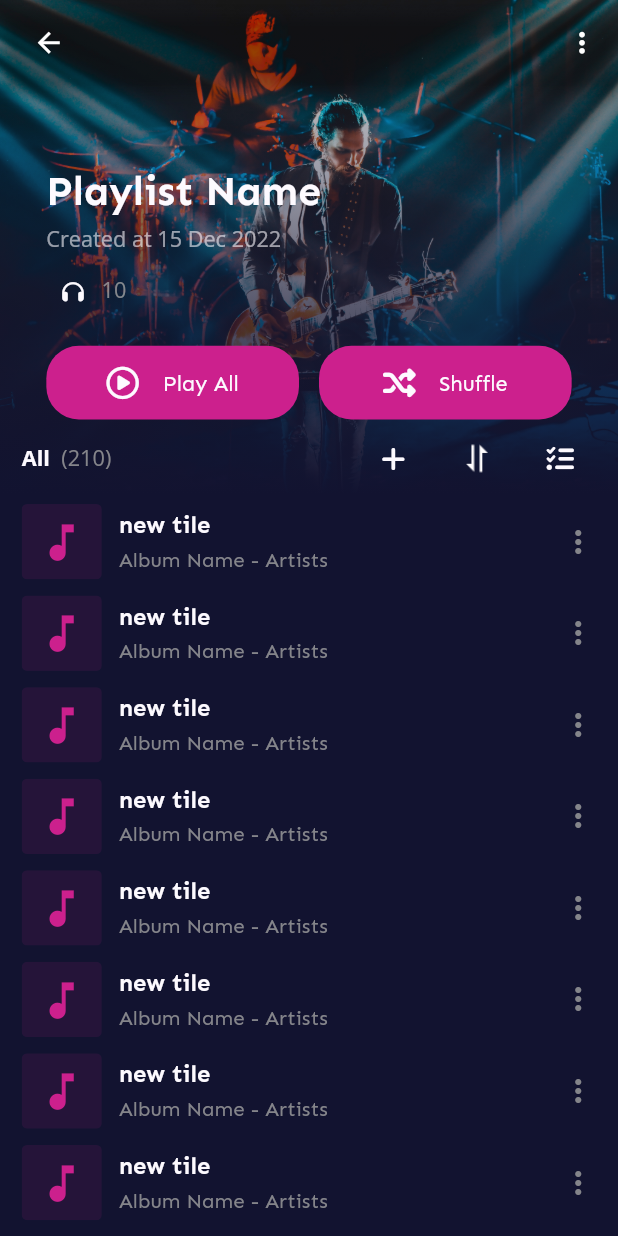
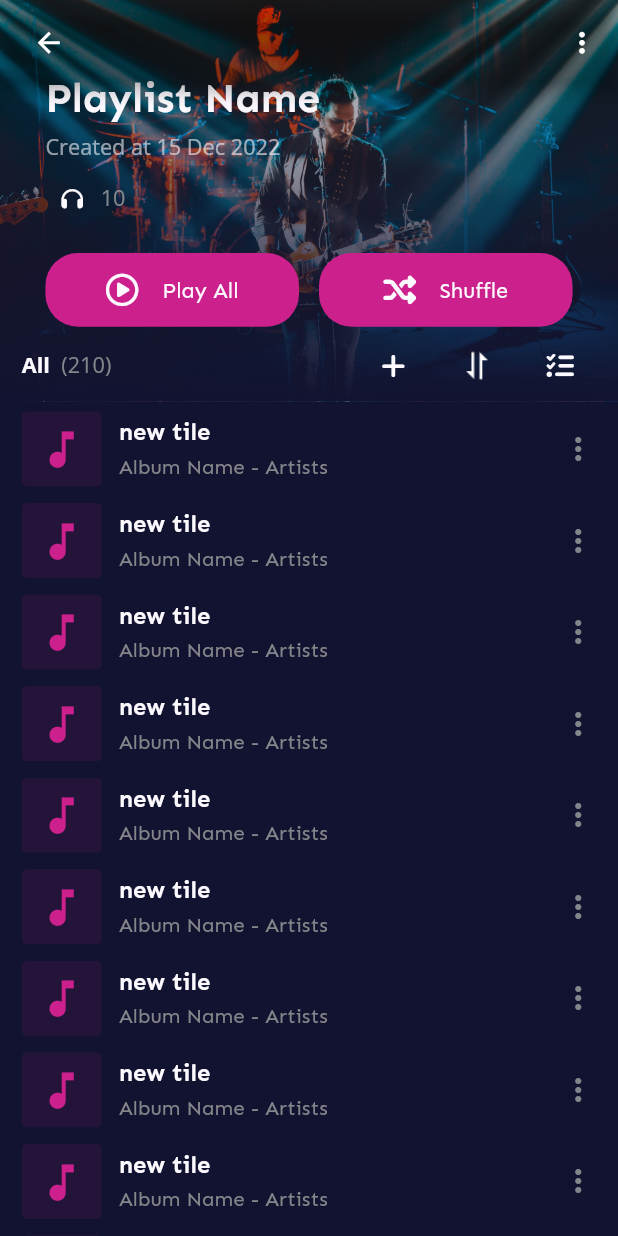
Before and after one commit to Sanaullh-Dev/bebop_music, a Flutter app: the PlaylistDetails screen opened directly, on a phone screen of 412 x 824 dp. Run offline on Flutter 3.47's test engine with Material 2 defaults, Android fonts, the phone set to English and light mode, and no system bars; our stand-ins replace flutter_screenutil, flutter_sticky_header, font_awesome_flutter.

```diff
--- a/lib/main.dart
+++ b/lib/main.dart
@@ -1,3 +1,4 @@
+import 'package:bebop_music/pages/playlist_details/album_details.dart/album_details.dart';
 import 'package:bebop_music/pages/playlist_details/playlist_details.dart';
 import 'package:flutter/material.dart';
 import 'package:flutter_screenutil/flutter_screenutil.dart';
@@ -22,7 +23,7 @@ class MyApp extends StatelessWidget {
         debugShowCheckedModeBanner: false,
         theme: ThemeData(fontFamily: 'Sen'),
         // home: const SafeArea(child: MainScreen()),
-        home: const SafeArea(child: PlaylistDetails()),
+        home: const SafeArea(child: AlbumDetails()),
       ),
     );
   }
--- a/lib/pages/playlist_details/widgets/playlist_title.dart
+++ b/lib/pages/playlist_details/my_playlist.dart/playlist_title.dart
@@ -15,12 +15,10 @@ class TitlePlaylist extends StatelessWidget {
     double _pixelsPosition = 30;
     double opacityVal = 1;
 
-    if (animateValue < 30 && animateValue > 10) {
-      _pixelsPosition = 20;
-    } else if (animateValue < 10) {
-      _pixelsPosition = _pixelsPosition + animateValue * 0.9;
+    if (animateValue < 90 && animateValue >= 0) {
+      _pixelsPosition = _pixelsPosition + animateValue * 0.3;
     } else {
-      _pixelsPosition = 30;
+      _pixelsPosition = _pixelsPosition + 27;
     }
 
     opacityVal = animateValue == 0
@@ -31,7 +29,7 @@ class TitlePlaylist extends StatelessWidget {
       duration: const Duration(milliseconds: 500),
       opacity: opacityVal,
       child: SizedBox(
-        height: size.width * 0.8,
+        height: size.width * 0.65,
         width: double.infinity,
         child: Stack(
           children: [
@@ -51,15 +49,14 @@ class TitlePlaylist extends StatelessWidget {
                   // color: Colors.black45
                 ),
                 width: double.infinity,
-                height: size.width * 0.8,
+                height: size.width * 0.65,
                 child: Image.asset("assets/images/album_default.jpg",
                     fit: BoxFit.cover),
               ),
             ),
             Align(
               alignment: Alignment.bottomLeft,
-              child: AnimatedContainer(
-                duration: const Duration(milliseconds: 300),
+              child: Container(
                 padding: EdgeInsets.symmetric(horizontal: _pixelsPosition),
                 child: Column(
                   crossAxisAlignment: CrossAxisAlignment.start,
@@ -72,8 +69,8 @@ class TitlePlaylist extends StatelessWidget {
                             heading3.copyWith(color: textColor.withAlpha(150))),
                     TextButton.icon(
                         onPressed: () {},
-                        icon:
-                            Icon(FontAwesomeIcons.headphones, color: textColor, size: 40.sp),
+                        icon: Icon(FontAwesomeIcons.headphones,
+                            color: textColor, size: 40.sp),
                         label: Text(" 10",
                             style: heading3.copyWith(color: textLightColor))),
                     verticalMainSpace(),
--- a/lib/pages/playlist_details/playlist_details.dart
+++ b/lib/pages/playlist_details/playlist_details.dart
@@ -1,4 +1,4 @@
-import 'package:bebop_music/pages/playlist_details/widgets/playlist_title.dart';
+import 'package:bebop_music/pages/playlist_details/my_playlist.dart/playlist_title.dart';
 import 'package:bebop_music/share_widgets/songTile.dart';
 import 'package:bebop_music/utils/app_colors.dart';
 import 'package:bebop_music/utils/app_themes.dart';
@@ -24,7 +24,6 @@ class _PlaylistDetailsState extends State<PlaylistDetails> {
     _scrollCont.addListener(() {
       if (_scrollCont.position.pixels <= 180 &&
           _scrollCont.position.pixels >= 0) {
-        // print(_scrollCont.position.pixels);
         setState(() {
           pixelsPosition = _scrollCont.position.pixels.roundToDouble();
           opacityVal =
@@ -37,7 +36,7 @@ class _PlaylistDetailsState extends State<PlaylistDetails> {
 
   @override
   Widget build(BuildContext context) {
-    print(opacityVal);
+    // print(opacityVal);
     final size = MediaQuery.of(context).size;
     return Scaffold(
       extendBodyBehindAppBar: true,
--- a/lib/utils/app_themes.dart
+++ b/lib/utils/app_themes.dart
@@ -13,7 +13,7 @@ TextStyle heading1Bold = heading1.copyWith(fontWeight: FontWeight.w700);
 TextStyle heading2 = TextStyle(
     color: textColor,
     fontWeight: FontWeight.w500,
-    fontSize: 48.sp,
+    fontSize: 55.sp,
     fontFamily: "OpenSans",
     letterSpacing: 1.1);
 
--- a/pubspec.yaml
+++ b/pubspec.yaml
@@ -34,6 +34,7 @@ dependencies:
     sdk: flutter
   flutter_screenutil: ^5.6.0
   flutter_staggered_grid_view: ^0.6.2
+  flutter_sticky_header: ^0.6.5
   font_awesome_flutter: ^10.3.0
 
 dev_dependencies:
```
Also changed, not shown: lib/pages/my_music/tabs_screen/songes_tab.dart (+2 -46 lines), lib/pages/playlist_details/album_details.dart/album_details.dart (added, +114 -0 lines), lib/share_widgets/play_all_bar.dart (added, +52 -0 lines), pubspec.lock.
